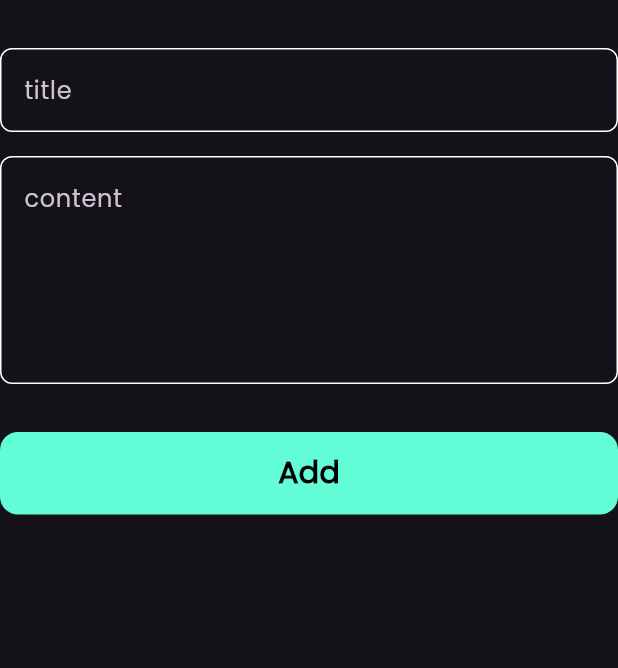
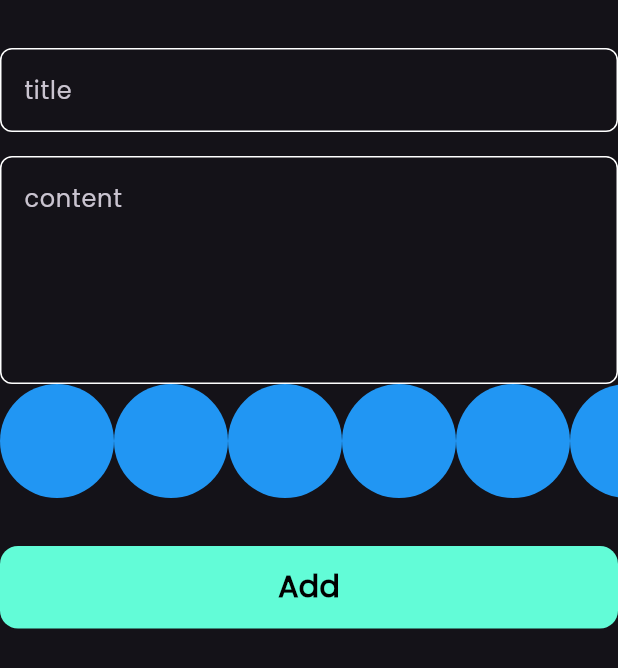
Before and after one commit to waleedelbahnacy/notes_app, a Flutter app: the AddNoteForm widget shown alone on an empty page, opened directly, on a phone screen of 412 x 824 dp. Shown: the top 668 px of the screen. Run offline on Flutter 3.47's test engine with Material 3 defaults, Android fonts, the phone set to English and light mode, and no system bars; our stand-ins replace bloc, flutter_bloc, font_awesome_flutter, hive, hive_flutter; accounts and stored records are empty.

Commit message:
create colors list view part 1

```diff
--- a/lib/views/widgets/add_note_form.dart
+++ b/lib/views/widgets/add_note_form.dart
@@ -3,6 +3,7 @@ import 'package:flutter_bloc/flutter_bloc.dart';
 import 'package:intl/intl.dart';
 import 'package:notes_app/cubits/add_note_cubit/add_note_cubit.dart';
 import 'package:notes_app/models/note_model.dart';
+import 'package:notes_app/views/widgets/colors_list_view.dart';
 import 'package:notes_app/views/widgets/custom_button.dart';
 import 'package:notes_app/views/widgets/custom_text_field.dart';
 
@@ -47,6 +48,7 @@ class _AddNoteFormState extends State<AddNoteForm> {
             hint: 'content',
             maxLines: 5,
           ),
+          const ColorListView(),
           const SizedBox(
             height: 32,
           ),
@@ -74,7 +76,7 @@ class _AddNoteFormState extends State<AddNoteForm> {
               );
             },
           ),
-          SizedBox(
+          const SizedBox(
             height: 16,
           ),
         ],
--- /dev/null
+++ b/lib/views/widgets/colors_list_view.dart
@@ -0,0 +1,30 @@
+import 'package:flutter/material.dart';
+
+class ColorItem extends StatelessWidget {
+  const ColorItem({super.key});
+
+  @override
+  Widget build(BuildContext context) {
+    return const CircleAvatar(
+      radius: 38,
+      backgroundColor: Colors.blue,
+    );
+  }
+}
+
+class ColorListView extends StatelessWidget {
+  const ColorListView({super.key});
+
+  @override
+  Widget build(BuildContext context) {
+    return SizedBox(
+      height: 38 * 2,
+      child: ListView.builder(
+        itemCount: 10,
+        scrollDirection: Axis.horizontal,
+        itemBuilder: (context, index) {
+        return const ColorItem();
+      }),
+    );
+  }
+}
```
